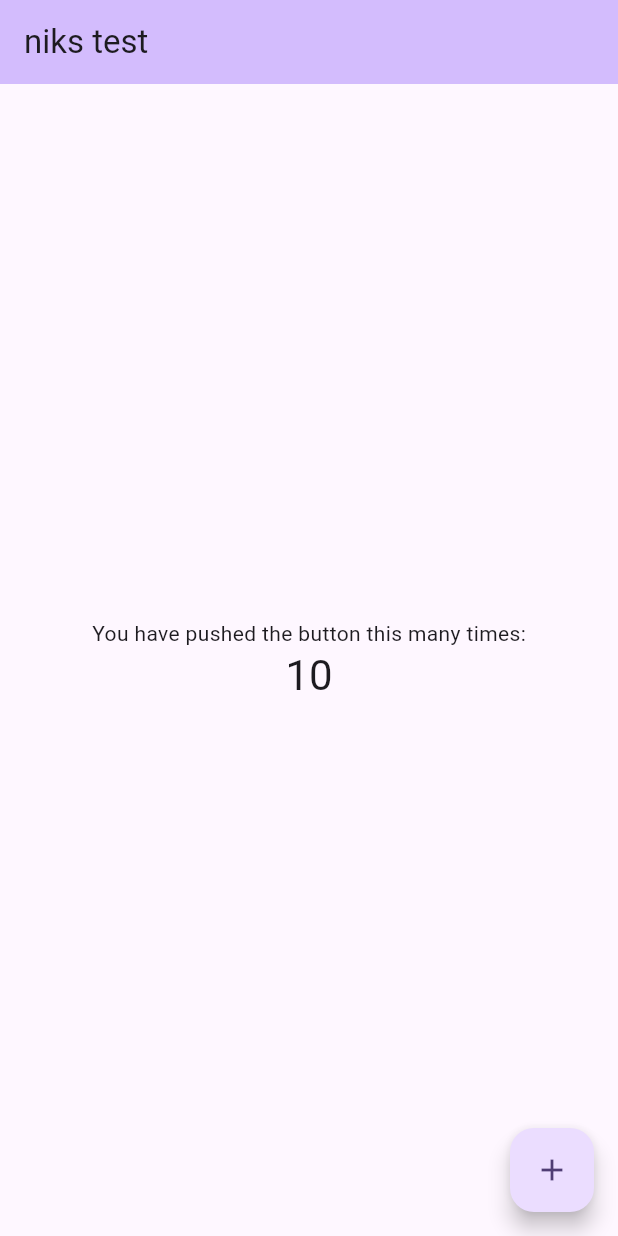
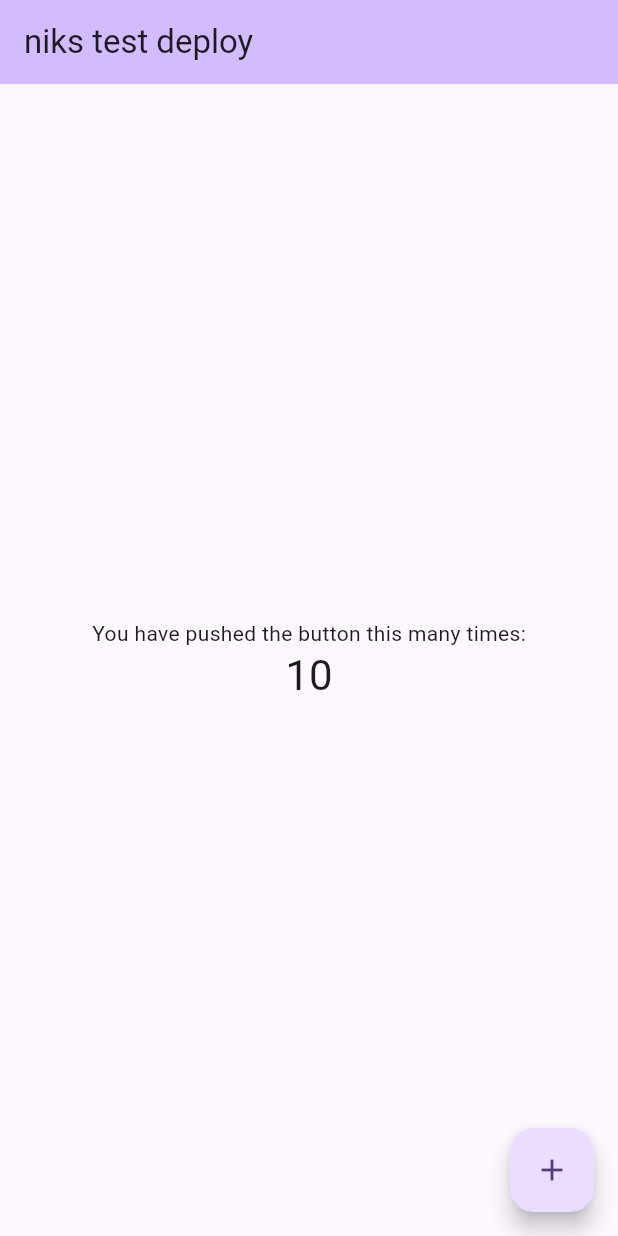
Before and after one commit to NikShein/flutter_aws, a Flutter app: the screen it shows after launch, on a phone screen of 412 x 824 dp. Run offline on Flutter 3.47's test engine with Material 2 defaults, Android fonts, the phone set to English and light mode, and no system bars.

```diff
--- a/lib/main.dart
+++ b/lib/main.dart
@@ -31,7 +31,7 @@ class MyApp extends StatelessWidget {
         colorScheme: ColorScheme.fromSeed(seedColor: Colors.deepPurple),
         useMaterial3: true,
       ),
-      home: const MyHomePage(title: 'niks test'),
+      home: const MyHomePage(title: 'niks test deploy'),
     );
   }
 }
```
